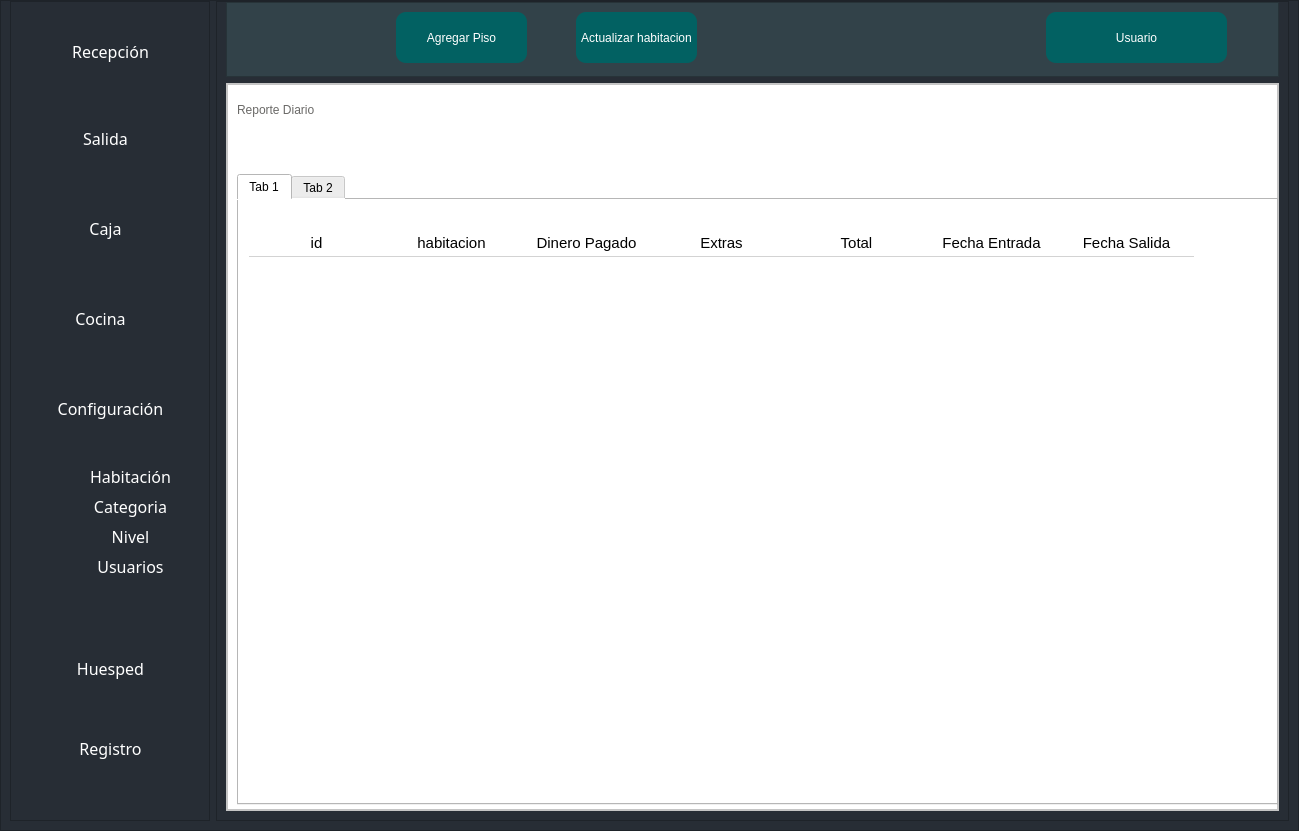
Qt form view/Interfaz.ui (AngelAndreCotocCuzal/Hotel_Proyecto) before a commit.
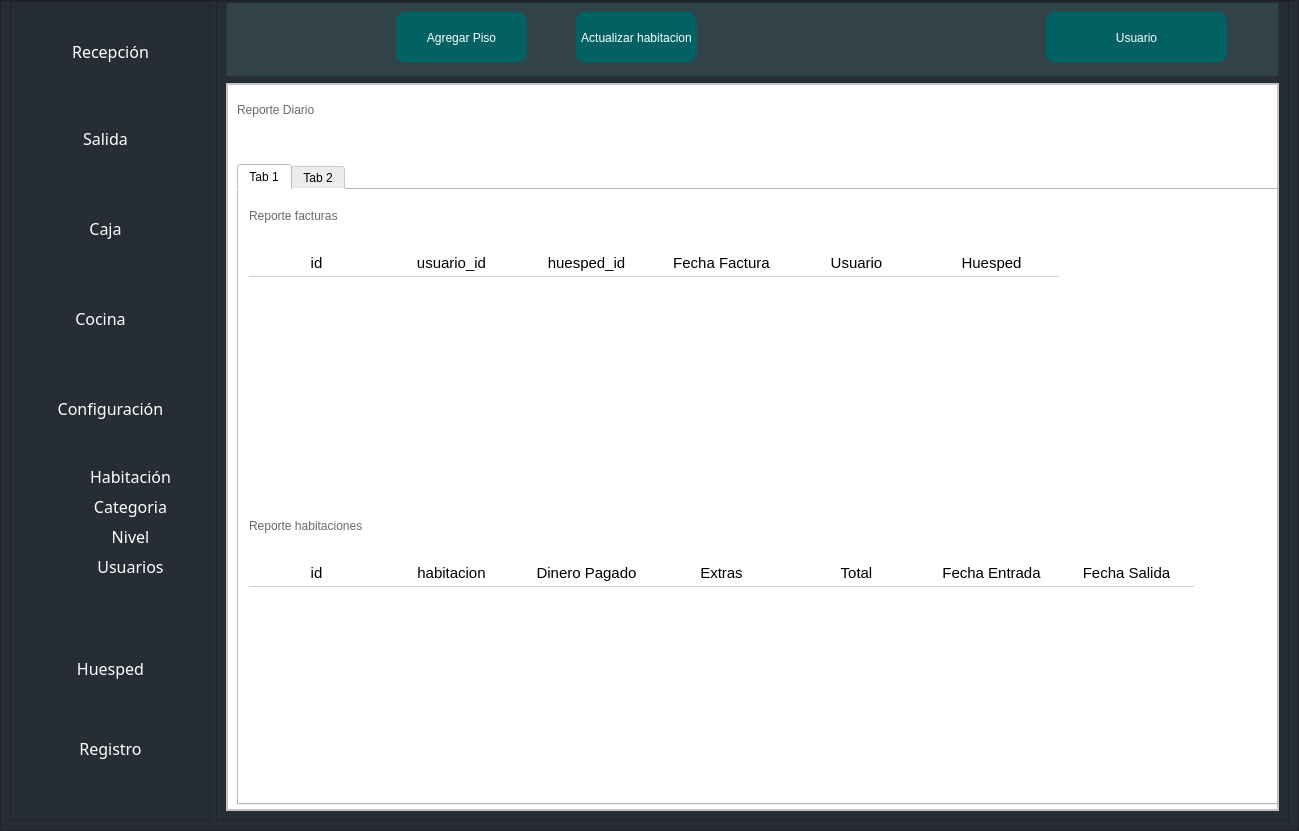
The same form after that commit.

Commit message: se termino la funcionalidad de salida tambien se completaron los campos de factura y faltando solo un campo de detalle factura solo faltando saber quien es el usuario que entro al programa

```diff
--- a/view/Interfaz.ui
+++ b/view/Interfaz.ui
@@ -1473,9 +1473,9 @@
                     <property name="geometry">
                      <rect>
                       <x>10</x>
-                      <y>90</y>
+                      <y>80</y>
                       <width>1041</width>
-                      <height>631</height>
+                      <height>641</height>
                      </rect>
                     </property>
                     <property name="styleSheet">
@@ -1533,9 +1533,9 @@
                       <property name="geometry">
                        <rect>
                         <x>10</x>
-                        <y>30</y>
+                        <y>370</y>
                         <width>1011</width>
-                        <height>561</height>
+                        <height>241</height>
                        </rect>
                       </property>
                       <attribute name="horizontalHeaderDefaultSectionSize">
@@ -1577,6 +1577,75 @@
                        </property>
                       </column>
                      </widget>
+                     <widget class="QTableWidget" name="tab_ReporteFacturas">
+                      <property name="geometry">
+                       <rect>
+                        <x>10</x>
+                        <y>60</y>
+                        <width>1011</width>
+                        <height>241</height>
+                       </rect>
+                      </property>
+                      <attribute name="horizontalHeaderDefaultSectionSize">
+                       <number>135</number>
+                      </attribute>
+                      <column>
+                       <property name="text">
+                        <string>id</string>
+                       </property>
+                      </column>
+                      <column>
+                       <property name="text">
+                        <string>usuario_id</string>
+                       </property>
+                      </column>
+                      <column>
+                       <property name="text">
+                        <string>huesped_id</string>
+                       </property>
+                      </column>
+                      <column>
+                       <property name="text">
+                        <string>Fecha Factura</string>
+                       </property>
+                      </column>
+                      <column>
+                       <property name="text">
+                        <string>Usuario</string>
+                       </property>
+                      </column>
+                      <column>
+                       <property name="text">
+                        <string>Huesped</string>
+                       </property>
+                      </column>
+                     </widget>
+                     <widget class="QLabel" name="label_8">
+                      <property name="geometry">
+                       <rect>
+                        <x>10</x>
+                        <y>320</y>
+                        <width>321</width>
+                        <height>31</height>
+                       </rect>
+                      </property>
+                      <property name="text">
+                       <string>Reporte habitaciones</string>
+                      </property>
+                     </widget>
+                     <widget class="QLabel" name="label_9">
+                      <property name="geometry">
+                       <rect>
+                        <x>10</x>
+                        <y>10</y>
+                        <width>321</width>
+                        <height>31</height>
+                       </rect>
+                      </property>
+                      <property name="text">
+                       <string>Reporte facturas</string>
+                      </property>
+                     </widget>
                     </widget>
                     <widget class="QWidget" name="ventas">
                      <attribute name="title">
```
The commit also changes 11 other files.
